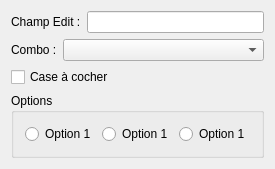
This is mainwindow.ui in PyrosBrother/DemoBugFenetre as Qt 5 draws it before an edit. The edited form follows.
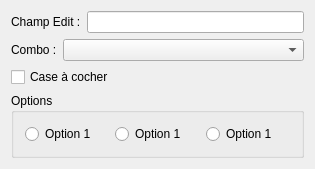
This is the edited form.

Commit message: Mise en place du projet sous mac

```diff
--- a/mainwindow.ui
+++ b/mainwindow.ui
@@ -6,8 +6,8 @@
    <rect>
     <x>0</x>
     <y>0</y>
-    <width>242</width>
-    <height>147</height>
+    <width>315</width>
+    <height>169</height>
    </rect>
   </property>
   <property name="sizePolicy">
@@ -19,7 +19,7 @@
   <property name="maximumSize">
    <size>
     <width>16777215</width>
-    <height>147</height>
+    <height>169</height>
    </size>
   </property>
   <property name="windowTitle">
```
